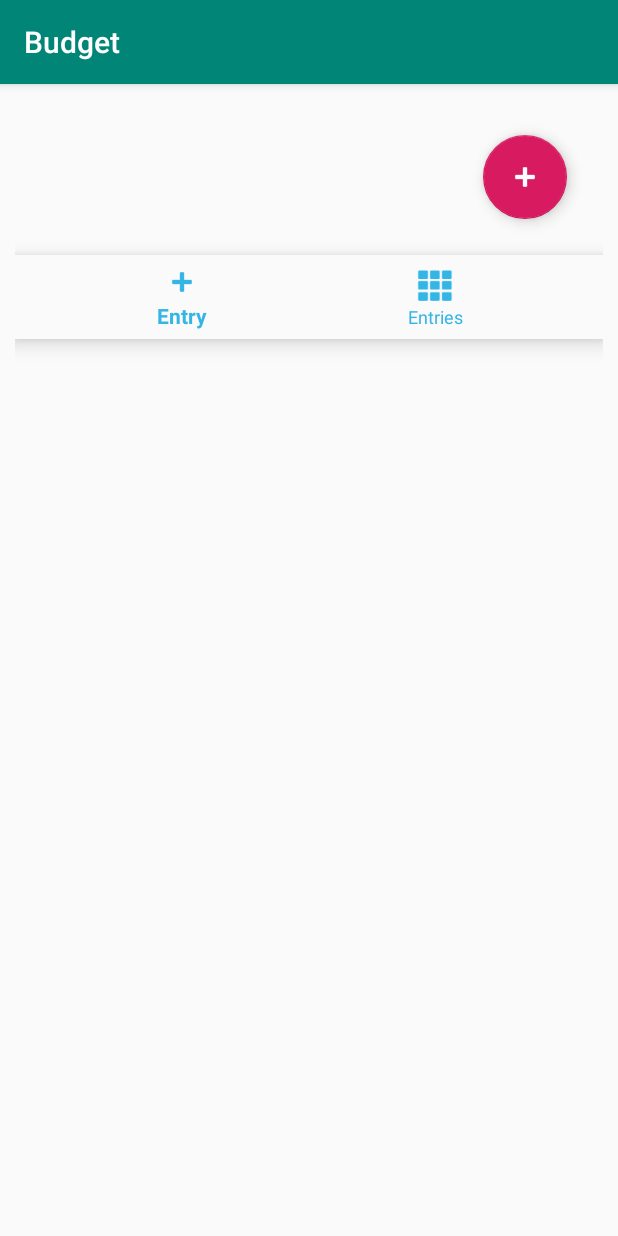
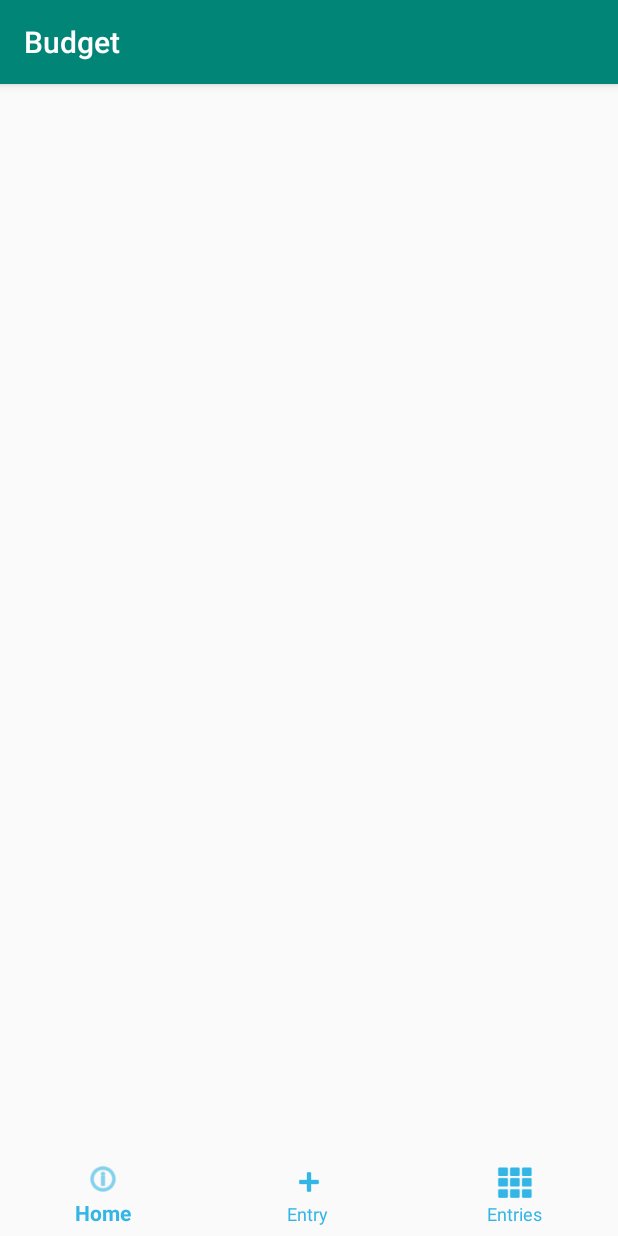
Before and after one commit to arif-ahmad/android-budget-mobile, an Android app: the screen it shows after launch (MainActivity before the commit, HomeActivity after it), on a phone screen of 412 x 824 dp. Run offline under Robolectric (Android 15) with nearby library versions, the phone set to English and light mode, and no system bars; our stand-ins replace Room's generated code.

Commit message:
Clean up a bit of the UI.

```diff
--- /dev/null
+++ b/app/src/main/java/com/example/budget/Helpers/AppDatabaseHelper.java
@@ -0,0 +1,22 @@
+package com.example.budget.Helpers;
+
+import android.content.Context;
+
+import com.example.budget.Databases.AppDb.AppDatabase;
+import com.example.budget.Databases.AppDb.AppDatabaseFactory;
+import com.example.budget.Databases.AppDb.Entities.Entry;
+
+import java.util.ArrayList;
+import java.util.List;
+
+public class AppDatabaseHelper {
+    public static void seed(Context context){
+        context.deleteDatabase("app-db");
+        AppDatabaseFactory appDatabaseFactory = new AppDatabaseFactory(context);
+        final AppDatabase db = appDatabaseFactory.getInstance();
+        List<Entry> entries = new ArrayList<Entry>();
+        for(int i = 0; i < 20;i++){
+            db.entryDao().insertAll(Entry.getRandom());
+        }
+    }
+}
--- /dev/null
+++ b/app/src/main/java/com/example/budget/HomeActivity.java
@@ -0,0 +1,21 @@
+package com.example.budget;
+
+import android.support.v7.app.AppCompatActivity;
+import android.os.Bundle;
+
+import com.example.budget.Helpers.AppDatabaseHelper;
+import com.example.budget.Helpers.NavigationBottomHelper;
+
+public class HomeActivity extends AppCompatActivity {
+
+
+    HomeActivity currentActivity = this;
+    @Override
+    protected void onCreate(Bundle savedInstanceState) {
+        super.onCreate(savedInstanceState);
+        setContentView(R.layout.activity_home);
+
+        AppDatabaseHelper.seed(getApplicationContext());
+        NavigationBottomHelper.setGeneral(currentActivity);
+    }
+}
--- a/app/src/main/java/com/example/budget/MainActivity.java
+++ /dev/null
@@ -1,75 +0,0 @@
-package com.example.budget;
-
-import android.content.Intent;
-import android.support.annotation.NonNull;
-import android.support.design.widget.BottomNavigationView;
-import android.support.design.widget.FloatingActionButton;
-import android.support.v7.app.AppCompatActivity;
-import android.os.Bundle;
-import android.view.MenuItem;
-import android.view.View;
-import android.widget.Button;
-
-import com.example.budget.Databases.AppDb.AppDatabase;
-import com.example.budget.Databases.AppDb.AppDatabaseFactory;
-import com.example.budget.Databases.AppDb.Entities.Entry;
-
-import java.util.ArrayList;
-import java.util.List;
-
-public class MainActivity extends AppCompatActivity {
-
-    private void seedDatabase(){
-        this.deleteDatabase("app-db");
-        AppDatabaseFactory appDatabaseFactory = new AppDatabaseFactory(getApplicationContext());
-        final AppDatabase db = appDatabaseFactory.getInstance();
-        List<Entry> entries = new ArrayList<Entry>();
-        for(int i = 0; i < 20;i++){
-            db.entryDao().insertAll(Entry.getRandom());
-        }
-
-    }
-    MainActivity currentActivity = this;
-    @Override
-    protected void onCreate(Bundle savedInstanceState) {
-        super.onCreate(savedInstanceState);
-        setContentView(R.layout.activity_main);
-
-        seedDatabase();
-
-//        new Thread(new Runnable() {
-//            @Override
-//            public void run() {
-//                db.clearAllTables();
-//            }
-//        }).start();
-//
-        FloatingActionButton floatingActionButton = (FloatingActionButton) findViewById(R.id.fab_add_entry);
-        floatingActionButton.setOnClickListener(new View.OnClickListener() {
-            @Override
-            public void onClick(View v) {
-                Intent intent = new Intent(currentActivity,NewEntryActivity.class);
-                startActivity(intent);
-            }
-        });
-
-        BottomNavigationView bottomNavigationView = (BottomNavigationView) findViewById(R.id.navigation_bottom);
-        bottomNavigationView.setOnNavigationItemSelectedListener(new BottomNavigationView.OnNavigationItemSelectedListener() {
-            @Override
-            public boolean onNavigationItemSelected(@NonNull MenuItem menuItem) {
-                Intent intent = null;
-                switch (menuItem.getItemId()) {
-                    case R.id.navigation_new_entry:
-                        intent = new Intent(currentActivity,NewEntryActivity.class);
-                        startActivity(intent);
-                        break;
-                    case R.id.navigation_entries:
-                        intent = new Intent(currentActivity, ViewEntriesActivity.class);
-                        startActivity(intent);
-                        break;
-                }
-                return false;
-            }
-        });
-    }
-}
--- a/app/src/main/java/com/example/budget/NewEntryActivity.java
+++ b/app/src/main/java/com/example/budget/NewEntryActivity.java
@@ -19,6 +19,7 @@ import com.example.budget.Databases.AppDb.AppDatabase;
 import com.example.budget.Databases.AppDb.AppDatabaseFactory;
 import com.example.budget.Databases.AppDb.Entities.Entry;
 import com.example.budget.Helpers.DateHelper;
+import com.example.budget.Helpers.NavigationBottomHelper;
 import com.example.budget.Helpers.StringHelper;
 
 import java.time.LocalDate;
@@ -47,6 +48,7 @@ public class NewEntryActivity extends AppCompatActivity {
 
         Calendar calendar = new GregorianCalendar(TimeZone.getTimeZone("UTC"));
         LocalDate localDate = LocalDate.now();
+        NavigationBottomHelper.setGeneral(currentActivity);
 
         editTextDate = (EditText) findViewById(R.id.edit_text_date);
         editTextDate.setOnClickListener(new View.OnClickListener() {
--- a/app/src/main/java/com/example/budget/ViewEntriesActivity.java
+++ b/app/src/main/java/com/example/budget/ViewEntriesActivity.java
@@ -15,6 +15,7 @@ import com.example.budget.Databases.AppDb.AppDatabaseFactory;
 import com.example.budget.Databases.AppDb.Entities.Entry;
 import com.example.budget.Databases.AppDb.Helpers.EntryHelper;
 import com.example.budget.Helpers.DateHelper;
+import com.example.budget.Helpers.NavigationBottomHelper;
 
 import java.time.LocalDate;
 import java.util.ArrayList;
@@ -32,7 +33,6 @@ public class ViewEntriesActivity extends AppCompatActivity {
     public void initialiseViewHolder(){
         ViewHolder.EditTextStartDate = (EditText) findViewById(R.id.edit_text_start_date);
         ViewHolder.EditTextEndDate = (EditText) findViewById(R.id.edit_text_end_date);
-        ViewHolder.TextTotalEntries = (TextView) findViewById(R.id.text_total_entries);
         ViewHolder.TextTotalAmount = (TextView) findViewById(R.id.text_total_amount);
     }
 
@@ -89,6 +89,8 @@ public class ViewEntriesActivity extends AppCompatActivity {
         setTitle("Entries");
         getSupportActionBar().setDisplayHomeAsUpEnabled(true);
 
+        NavigationBottomHelper.setGeneral(this);
+
         initialiseViewHolder();
 
         addListeners();
@@ -108,8 +110,6 @@ public class ViewEntriesActivity extends AppCompatActivity {
         int totalEntries = entries.size();
         double totalAmount = EntryHelper.getTotalAmount(entries);
 
-
-        ViewHolder.TextTotalEntries.setText("Total Entries : "+String.valueOf(totalEntries));
         ViewHolder.TextTotalAmount.setText(String.valueOf(totalAmount));
 
         EntryAdapter entryAdapter = new EntryAdapter(entries,getApplicationContext());
--- /dev/null
+++ b/app/src/main/res/layout/activity_home.xml
@@ -0,0 +1,30 @@
+<?xml version="1.0" encoding="utf-8"?>
+<android.support.constraint.ConstraintLayout
+xmlns:android="http://schemas.android.com/apk/res/android"
+xmlns:app="http://schemas.android.com/apk/res-auto"
+xmlns:tools="http://schemas.android.com/tools"
+android:layout_width="match_parent"
+android:layout_height="match_parent">
+
+<LinearLayout
+    android:layout_width="match_parent"
+    android:layout_height="wrap_content"
+    android:orientation="vertical"
+    app:layout_constraintBottom_toBottomOf="parent"
+    app:layout_constraintEnd_toEndOf="parent">
+
+
+    <android.support.design.widget.BottomNavigationView
+        android:id="@+id/navigation_bottom"
+        android:layout_width="match_parent"
+        android:layout_height="wrap_content"
+
+        android:background="?android:attr/windowBackground"
+        android:foreground="?attr/selectableItemBackground"
+        app:itemIconTint="@android:color/holo_blue_light"
+        app:itemTextColor="@android:color/holo_blue_light"
+        app:menu="@menu/bottom_navigation" />
+</LinearLayout>
+
+
+</android.support.constraint.ConstraintLayout>
--- a/app/src/main/res/layout/activity_main.xml
+++ /dev/null
@@ -1,32 +0,0 @@
-<?xml version="1.0" encoding="utf-8"?>
-<LinearLayout xmlns:android="http://schemas.android.com/apk/res/android"
-    android:layout_width="match_parent"
-    android:layout_height="match_parent"
-    xmlns:app="http://schemas.android.com/apk/res-auto"
-    xmlns:tools="http://schemas.android.com/tools"
-    android:orientation="vertical"
-    android:padding="10dp">
-
-
-    <android.support.design.widget.FloatingActionButton
-        android:id="@+id/fab_add_entry"
-        android:padding="10dp"
-        android:layout_width="wrap_content"
-        android:layout_height="wrap_content"
-        android:layout_gravity="bottom|right"
-        android:layout_margin="24dp"
-        android:src="@android:drawable/ic_input_add"
-        android:tint="@android:color/white"
-        app:layout_anchorGravity="bottom|right|end" />
-
-    <android.support.design.widget.BottomNavigationView
-        android:id="@+id/navigation_bottom"
-        android:layout_width="match_parent"
-        android:layout_height="wrap_content"
-        android:layout_gravity="bottom"
-        android:background="?android:attr/windowBackground"
-        android:foreground="?attr/selectableItemBackground"
-        app:itemIconTint="@android:color/holo_blue_light"
-        app:itemTextColor="@android:color/holo_blue_light"
-        app:menu="@menu/bottom_navigation" />
-</LinearLayout>
--- a/app/src/main/res/menu/bottom_navigation.xml
+++ b/app/src/main/res/menu/bottom_navigation.xml
@@ -1,5 +1,9 @@
 <?xml version="1.0" encoding="utf-8"?>
 <menu xmlns:android="http://schemas.android.com/apk/res/android">
+    <item
+        android:id="@+id/navigation_home"
+        android:icon="@android:drawable/ic_menu_info_details"
+        android:title="Home"/>
     <item
         android:id="@+id/navigation_new_entry"
         android:icon="@android:drawable/ic_input_add"
--- a/app/src/main/res/menu/new_entry_menu.xml
+++ b/app/src/main/res/menu/new_entry_menu.xml
@@ -1,6 +1,6 @@
 <menu xmlns:android="http://schemas.android.com/apk/res/android"
     xmlns:app="http://schemas.android.com/apk/res-auto"
-    xmlns:tools="http://schemas.android.com/tools" tools:context=".MainActivity">
+    xmlns:tools="http://schemas.android.com/tools" tools:context=".HomeActivity">
 
     <item
         android:id="@+id/edit" android:icon="@android:drawable/ic_menu_edit" app:showAsAction="always"
```
Also changed, not shown: app/src/main/AndroidManifest.xml (+4 -4 lines), app/src/main/java/com/example/budget/Helpers/NavigationBottomHelper.java (added, +41 -0 lines), app/src/main/res/layout/activity_new_entry.xml (+34 -1 lines), app/src/main/res/layout/activity_view_entries.xml (+34 -7 lines).
